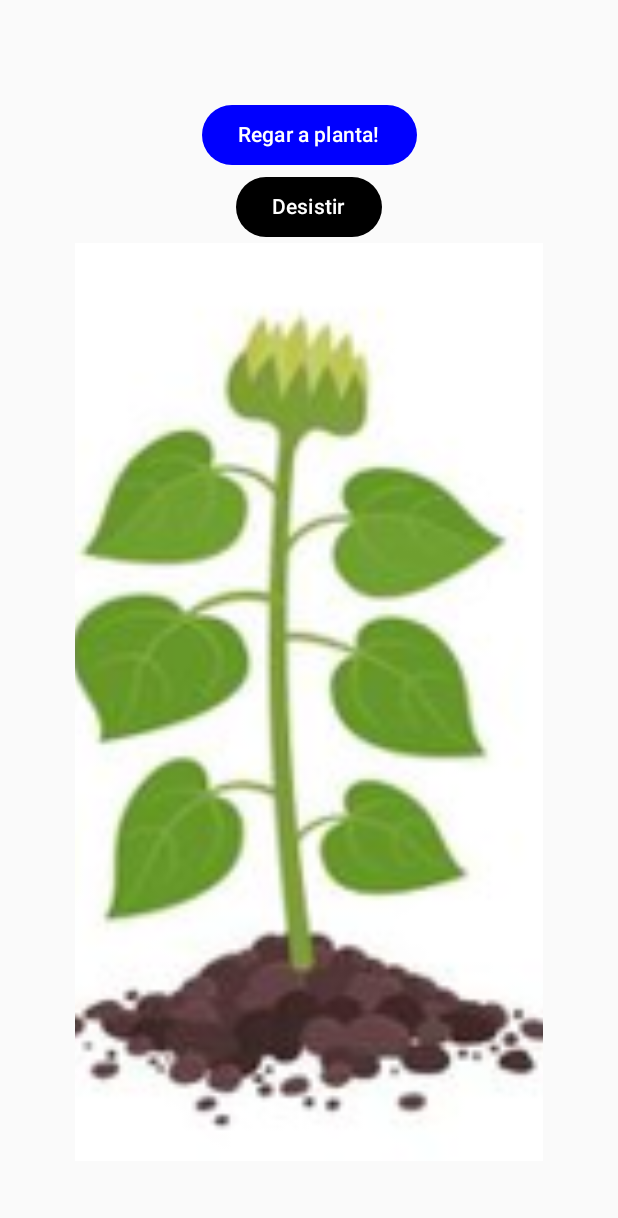
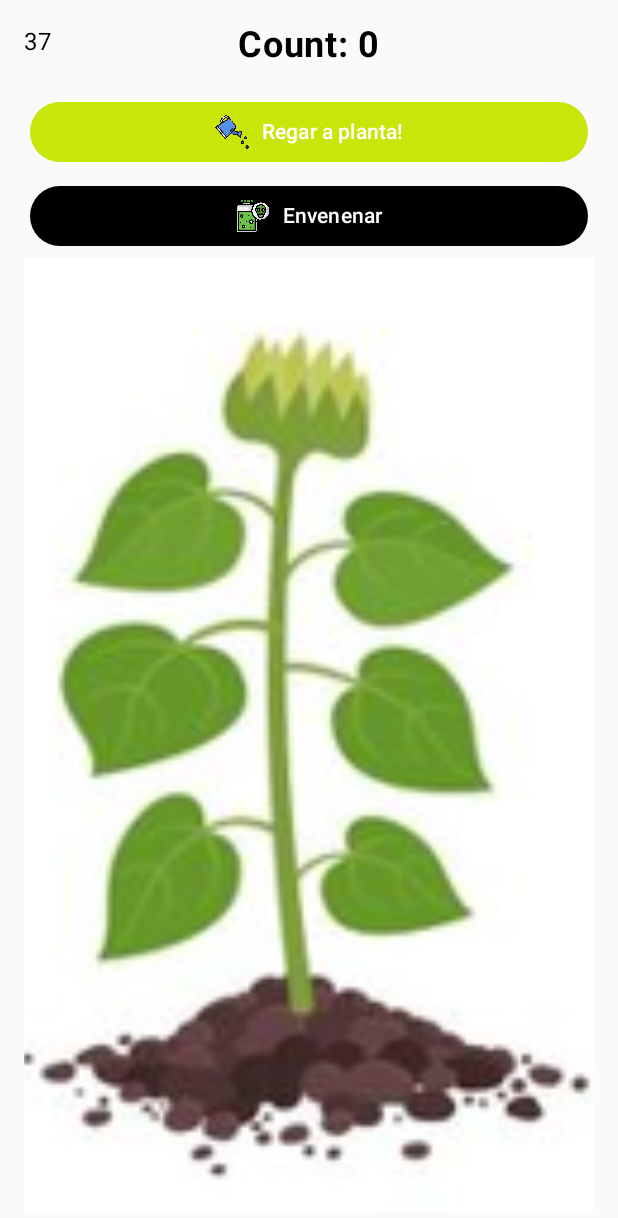
Before and after one commit to Henryk212/appPlanta, an Android app built with Jetpack Compose: the screen it shows after launch (MainActivity), on a phone screen of 412 x 824 dp. Shown: the top 1218 px of the screen. Run offline under Robolectric (Android 15) with nearby library versions, the phone set to English and light mode, and no system bars.

Commit message:
first commit

```diff
--- a/app/src/main/java/br/edu/up/appplanta/MainActivity.kt
+++ b/app/src/main/java/br/edu/up/appplanta/MainActivity.kt
@@ -4,189 +4,292 @@ import android.os.Bundle
 import androidx.activity.ComponentActivity
 import androidx.activity.compose.setContent
 import androidx.activity.enableEdgeToEdge
+import androidx.compose.animation.core.animateFloatAsState
+import androidx.compose.animation.core.tween
 import androidx.compose.foundation.Image
-import androidx.compose.foundation.layout.Arrangement
-import androidx.compose.foundation.layout.Column
-import androidx.compose.foundation.layout.Row
-import androidx.compose.foundation.layout.Spacer
-import androidx.compose.foundation.layout.fillMaxSize
-import androidx.compose.foundation.layout.fillMaxWidth
-import androidx.compose.foundation.layout.height
-import androidx.compose.foundation.layout.padding
-import androidx.compose.foundation.layout.wrapContentSize
-import androidx.compose.material3.Button
-import androidx.compose.material3.ButtonDefaults
-import androidx.compose.material3.Scaffold
-import androidx.compose.material3.Text
-import androidx.compose.runtime.Composable
-import androidx.compose.runtime.getValue
-import androidx.compose.runtime.mutableStateOf
-import androidx.compose.runtime.remember
-import androidx.compose.runtime.setValue
+import androidx.compose.foundation.layout.*
+import androidx.compose.foundation.text.BasicText
+import androidx.compose.material3.*
+import androidx.compose.runtime.*
 import androidx.compose.ui.Alignment
 import androidx.compose.ui.Modifier
+import androidx.compose.ui.draw.scale
 import androidx.compose.ui.graphics.Color
+import androidx.compose.ui.graphics.painter.Painter
 import androidx.compose.ui.layout.ContentScale
 import androidx.compose.ui.res.painterResource
+import androidx.compose.ui.text.font.FontWeight
 import androidx.compose.ui.tooling.preview.Preview
 import androidx.compose.ui.unit.dp
+import androidx.compose.ui.unit.sp
 import br.edu.up.appplanta.ui.theme.AppPlantaTheme
 
 class MainActivity : ComponentActivity() {
+
+    companion object {
+        private const val KEY_CLICKS = "key_clicks"
+        private const val KEY_NUMBER = "key_number"
+        private const val KEY_START = "key_start"
+        private const val KEY_IS_GAME_OVER = "key_is_game_over"
+    }
+
+    private var clicks by mutableStateOf(0)
+    private var n by mutableStateOf(GenerateNumber())
+    private var start by mutableStateOf('y')
+    private var isGameOver by mutableStateOf(false)
+
     override fun onCreate(savedInstanceState: Bundle?) {
         super.onCreate(savedInstanceState)
         enableEdgeToEdge()
+
+        savedInstanceState?.let {
+            clicks = it.getInt(KEY_CLICKS, 0)
+            n = it.getInt(KEY_NUMBER, GenerateNumber())
+            start = it.getChar(KEY_START, 'y')
+            isGameOver = it.getBoolean(KEY_IS_GAME_OVER, false)
+        }
+
         setContent {
             AppPlantaTheme {
-                var start by remember { mutableStateOf('y') }
-                var n by remember { mutableStateOf(GenerateNumber()) }
-                var clicks by remember { mutableStateOf(0) }
-                if (start == 'y') {
-                    Render(clicks, n, start,onClickIncrement = {clicks++}, onClickGiveUp = {clicks = 51}, onRestart = {
-                        n = GenerateNumber()
-                        clicks = 0
-                        start = 'y' },
-                        onCloseApp = {finish()})
+                Render(
+                    clicks = clicks,
+                    n = n,
+                    start = start,
+                    isGameOver = isGameOver,
+                    onClickIncrement = { incrementClicks() },
+                    onClickGiveUp = { giveUp() },
+                    onRestart = { restartGame() },
+                    onCloseApp = { finish() }
+                )
+            }
+        }
+    }
+
+    override fun onSaveInstanceState(outState: Bundle) {
+        super.onSaveInstanceState(outState)
+        outState.putInt(KEY_CLICKS, clicks)
+        outState.putInt(KEY_NUMBER, n)
+        outState.putChar(KEY_START, start)
+        outState.putBoolean(KEY_IS_GAME_OVER, isGameOver)
+    }
+
+    private fun incrementClicks() {
+        clicks++
+        if (clicks >= n) {
+            isGameOver = true
+        }
+    }
+
+    private fun giveUp() {
+        clicks = 51
+        isGameOver = true
+    }
+
+    private fun restartGame() {
+        n = GenerateNumber()
+        clicks = 0
+        start = 'y'
+        isGameOver = false
+    }
+
+    @Composable
+    fun Render(
+        clicks: Int,
+        n: Int,
+        start: Char,
+        isGameOver: Boolean,
+        onClickIncrement: () -> Unit,
+        onClickGiveUp: () -> Unit,
+        onRestart: () -> Unit,
+        onCloseApp: () -> Unit
+    ) {
+        if (start == 'y') {
+            Text(text = "$n",
+            color = Color.Black,
+            modifier = Modifier.padding(16.dp))
+
+            Column(
+                modifier = Modifier
+                    .fillMaxSize()
+                    .padding(16.dp),
+                verticalArrangement = Arrangement.Top,
+                horizontalAlignment = Alignment.CenterHorizontally
+            ) {
+                Text(text = "Count: $clicks", color = Color.Black, fontSize = 24.sp, fontWeight = FontWeight.Bold)
+                if (clicks != n && clicks != 51) {
+                    Spacer(modifier = Modifier.height(16.dp))
+
+                    AnimatedButton(
+                        onClick = { onClickIncrement() },
+                        containerColor = Color(200, 230, 10),
+                        contentColor = Color.White,
+                        icon = painterResource(id = R.drawable.ic_watering_can),
+                        text = "Regar a planta!"
+                    )
+
+                    AnimatedButton(
+                        onClick = { onClickGiveUp() },
+                        containerColor = Color.Black,
+                        contentColor = Color.White,
+                        icon = painterResource(id = R.drawable.veneno),
+                        text = "Envenenar"
+                    )
+                }
+
+                when {
+                    clicks < (n * 0.33) -> {
+                        Image(
+                            painter = painterResource(id = R.drawable.planta1),
+                            contentDescription = "Flor 1",
+                            modifier = Modifier.fillMaxSize(),
+                            contentScale = ContentScale.Crop
+                        )
+                    }
+                    clicks >= (n * 0.33) && clicks < (n * 0.66) -> {
+                        Image(
+                            painter = painterResource(id = R.drawable.planta2),
+                            contentDescription = "Flor 2",
+                            modifier = Modifier.fillMaxSize(),
+                            contentScale = ContentScale.Crop
+                        )
+                    }
+                    clicks >= (n * 0.66) && clicks < (n * 0.99) -> {
+                        Image(
+                            painter = painterResource(id = R.drawable.planta3),
+                            contentDescription = "Flor 3",
+                            modifier = Modifier.fillMaxSize(),
+                            contentScale = ContentScale.Crop
+                        )
+                    }
+                    clicks == n -> {
+                        Text(
+                            text = "Parabéns! Você concluiu a jornada do girassol!",
+                            modifier = Modifier.fillMaxWidth()
+                        )
+
+                        Image(
+                            painter = painterResource(id = R.drawable.sun),
+                            contentDescription = "Sol",
+                            modifier = Modifier,
+                            contentScale = ContentScale.Crop
+                        )
+
+                        Column(
+                            modifier = Modifier
+                                .wrapContentSize()
+                                .padding(50.dp),
+                            verticalArrangement = Arrangement.Center,
+                            horizontalAlignment = Alignment.CenterHorizontally
+                        ) {
+                            Text(text = "Jogar de novo?")
+                            Spacer(modifier = Modifier.height(16.dp))
+
+                            Row {
+                                AnimatedButton(
+                                    onClick = { onRestart() },
+                                    containerColor = Color.Green,
+                                    contentColor = Color.White,
+                                    icon = null,
+                                    text = "Sim"
+                                )
+
+                                AnimatedButton(
+                                    onClick = { onCloseApp() },
+                                    containerColor = Color.Red,
+                                    contentColor = Color.White,
+                                    icon = null,
+                                    text = "Não"
+                                )
+                            }
+                        }
+                    }
+
+                    clicks == 51 -> {
+                        Image(
+                            painter = painterResource(id = R.drawable.planeta_envenenado),
+                            contentDescription = "Emoji chorando",
+                            modifier = Modifier,
+                            contentScale = ContentScale.Crop
+                        )
+
+                        Column(
+                            modifier = Modifier
+                                .wrapContentSize()
+                                .padding(50.dp),
+                            verticalArrangement = Arrangement.Center,
+                            horizontalAlignment = Alignment.CenterHorizontally
+                        ) {
+                            Text(text = "Jogar de novo?")
+                            Spacer(modifier = Modifier.height(16.dp))
+
+                            Row(modifier = Modifier.fillMaxWidth(), horizontalArrangement = Arrangement.SpaceEvenly) {
+                                AnimatedButton(
+                                    onClick = { onRestart() },
+                                    containerColor = Color.Green,
+                                    contentColor = Color.White,
+                                    icon = null,
+                                    text = "Sim",
+                                )
+
+                                AnimatedButton(
+                                    onClick = { onCloseApp() },
+                                    containerColor = Color.Red,
+                                    contentColor = Color.White,
+                                    icon = null,
+                                    text = "Não"
+                                )
+                            }
+                        }
+                    }
                 }
             }
         }
     }
 
-}
+    @Composable
+    fun AnimatedButton(
+        onClick: () -> Unit,
+        containerColor: Color,
+        contentColor: Color,
+        icon: Painter?,
+        text: String,
+    ) {
+        var pressed by remember { mutableStateOf(false) }
+        val scale by animateFloatAsState(
+            targetValue = if (pressed) 0.95f else 1f,
+            animationSpec = tween(durationMillis = 150)
+        )
 
-@Composable
-fun Render(clicks : Int, n : Int, start : Char,
-           onClickIncrement: () -> Unit,
-           onClickGiveUp: () -> Unit,
-           onRestart: () -> Unit,
-           onCloseApp: () -> Unit){
-
-    if (start == 'y') {
-//        Text(text = "$n",
-//            color = Color.Black,
-//            modifier = Modifier.padding(50.dp))
-
-        Column (
+        Button(
+            onClick = {
+                pressed = !pressed
+                onClick()
+            },
+            colors = ButtonDefaults.buttonColors(containerColor = containerColor, contentColor = contentColor),
             modifier = Modifier
-                .fillMaxSize()
-                .padding(50.dp),
-            verticalArrangement = Arrangement.Top,
-            horizontalAlignment = Alignment.CenterHorizontally
-        ){
-            //Text(text = "Count: $clicks", color = Color.Black, fontSize = 24.sp, fontWeight = FontWeight.Bold)
-
-            if (clicks != n && clicks != 51) {
-                Spacer(modifier = Modifier.height(16.dp))
-                Button(onClick = { onClickIncrement() },
-                    colors = ButtonDefaults.buttonColors(containerColor = Color.Blue, contentColor = Color.White)) {
-                    Text(text = "Regar a planta!", color = Color.White)
-
+                .scale(scale)
+                .padding(4.dp)
+                .fillMaxWidth()
+        ) {
+            Row(
+                verticalAlignment = Alignment.CenterVertically,
+                horizontalArrangement = Arrangement.SpaceEvenly
+            ) {
+                if (icon != null) {
+                    Icon(
+                        painter = icon,
+                        contentDescription = null,
+                        modifier = Modifier.size(24.dp),
+                        tint = Color.Unspecified // Não aplicar cor ao ícone
+                    )
+                    Spacer(modifier = Modifier.width(8.dp))
                 }
-
-                Button(onClick = { onClickGiveUp() },
-                    colors = ButtonDefaults.buttonColors(containerColor = Color.Black, contentColor = Color.White),
-                ) {
-                    Text(text = "Desistir", color = Color.White)
-                }
-            }
-
-            if (clicks < (n  * 0.33)) {
-                Image(painter = painterResource(id = R.drawable.planta1), contentDescription = "Flor 1",
-                    modifier = Modifier
-                        .fillMaxSize(),
-                    contentScale = ContentScale.Crop)
-            }
-
-            if (clicks >= (n * 0.33) && clicks < (n * 0.66)) {
-                Image(painter = painterResource(id = R.drawable.planta2), contentDescription = "Flor 2",
-                    modifier = Modifier
-                        .fillMaxSize(),
-                    contentScale = ContentScale.Crop)
-            }
-
-            if (clicks >= (n * 0.66) && clicks < (n * 0.99)) {
-                Image(painter = painterResource(id = R.drawable.planta3), contentDescription = "Flor 3",
-                    modifier = Modifier
-                        .fillMaxSize(),
-                    contentScale = ContentScale.Crop)
-            }
-
-            if (clicks == n) {
-                Text(text = "Parabéns! Você concluiu a jornada do girassol!",
-                    modifier = Modifier.fillMaxWidth())
-
-                Image(painter = painterResource(id = R.drawable.sun), contentDescription = "Sol",
-                    modifier = Modifier,
-                    contentScale = ContentScale.Crop)
-
-                Column (
-                    modifier = Modifier
-                        .wrapContentSize()
-                        .padding(50.dp),
-                    verticalArrangement = Arrangement.Center,
-                    horizontalAlignment = Alignment.CenterHorizontally
-                ){
-
-                    Text(text = "Jogar de novo?")
-                    Spacer(modifier = Modifier.height(16.dp))
-
-                    Row {
-                        Button(onClick = { onRestart() },
-                            colors = ButtonDefaults.buttonColors(containerColor = Color.Green, contentColor = Color.White),
-                        ) {
-                            clicks == 0
-                            Text(text = "Sim")
-
-                        }
-
-                        Button(onClick = { onCloseApp() },
-                            colors = ButtonDefaults.buttonColors(containerColor = Color.Red, contentColor = Color.White)) {
-                            Text(text = "Não")
-                        }
-                    }
-
-
-                }
-            }
-
-            if (clicks == 51) {
-                Image(painter = painterResource(id = R.drawable.desistencia), contentDescription = "Emoji chorando",
-                    modifier = Modifier,
-                    contentScale = ContentScale.Crop)
-
-                Column (
-                    modifier = Modifier
-                        .wrapContentSize()
-                        .padding(50.dp),
-                    verticalArrangement = Arrangement.Center,
-                    horizontalAlignment = Alignment.CenterHorizontally
-                ){
-                    Text(text = "Jogar de novo?")
-                    Spacer(modifier = Modifier.height(16.dp))
-
-                    Row {
-                        Button(onClick = { onRestart() },
-                            colors = ButtonDefaults.buttonColors(containerColor = Color.Green, contentColor = Color.White),
-                        ) {
-                            clicks == 0
-                            Text(text = "Sim")
-
-                        }
-
-                        Button(onClick = { onCloseApp() },
-                            colors = ButtonDefaults.buttonColors(containerColor = Color.Red, contentColor = Color.White)) {
-                            Text(text = "Não")
-                        }
-                    }
-
-
-                }
+                Text(text = text, color = contentColor)
             }
         }
+    }
 
+    fun GenerateNumber(): Int {
+        return (Math.random() * 50 + 1).toInt()
     }
 }
-
-fun GenerateNumber() : Int {
-    return (Math.random() * 50 + 1).toInt()
-}
```
Also changed, not shown: app/src/main/res/drawable/ic_watering_can.png (added), app/src/main/res/drawable/planeta_envenenado.png (added), app/src/main/res/drawable/veneno.png (added).
